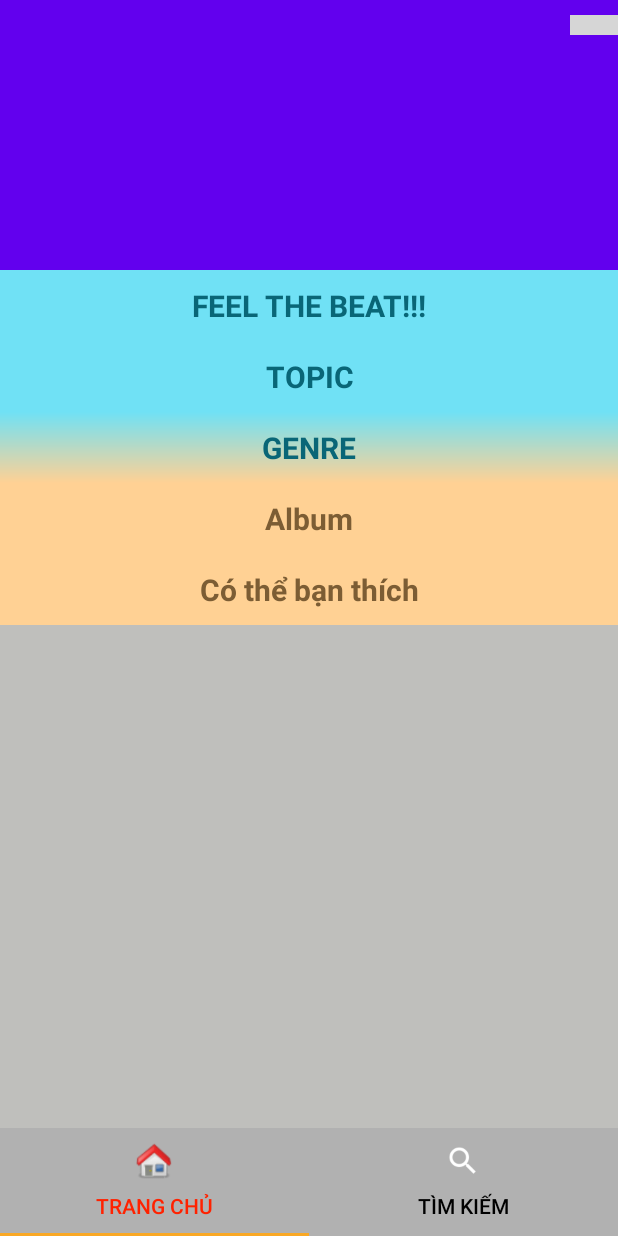
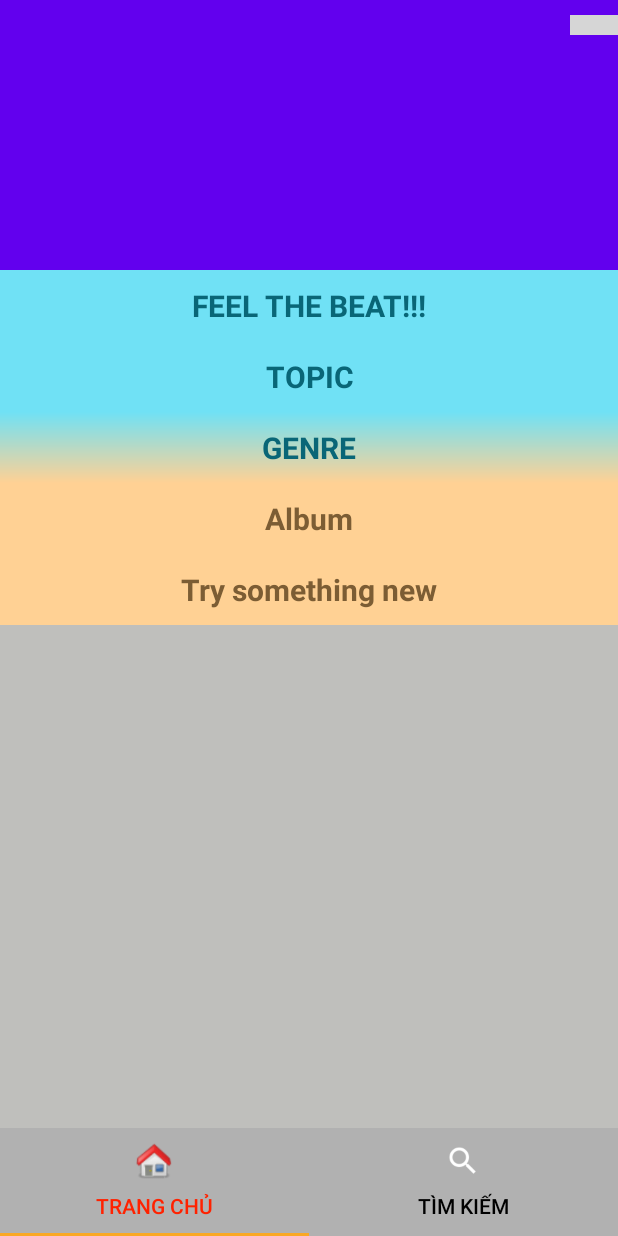
Before and after one commit to Ds258/Android_VJP_BTL, an Android app: the screen it shows after launch (MainActivity), on a phone screen of 412 x 824 dp. Run offline under Robolectric (Android 15) with nearby library versions, the phone set to English and light mode, and no system bars; libraries missing offline, so code that uses them is left out: me.relex.circleindicator; plain views replace CircleIndicator; 1 statement that could not run was skipped; grey boxes are pictures that could not be loaded.

Commit message:
Change a little

```diff
--- a/app/src/main/res/drawable/border1.xml
+++ b/app/src/main/res/drawable/border1.xml
@@ -3,7 +3,7 @@
     <corners android:radius="20dp" />
     <stroke
         android:width="3dp"
-        android:color="#7C5D34" />
+        android:color="#000000" />
     <padding android:top="10dp"
         android:bottom="10dp"
         android:left="10dp"
--- a/app/src/main/res/layout/fragment_bai_hat_ngau_nhien.xml
+++ b/app/src/main/res/layout/fragment_bai_hat_ngau_nhien.xml
@@ -12,7 +12,7 @@
         android:background="#ffd194"
         android:gravity="center"
         android:padding="10dp"
-        android:text="Có thể bạn thích"
+        android:text="Try something new"
         android:textColor="#7C5D34"
         android:textSize="20sp"
         android:textStyle="bold" />
```
Also changed, not shown: app/src/main/res/layout/fragment_tim_kiem.xml (+4 -4 lines).
